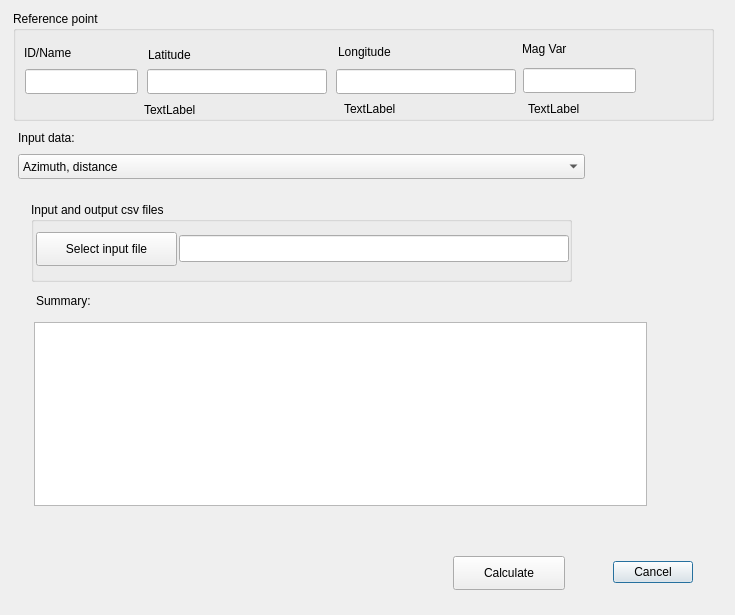
Qt form aviationlatloncalc/aviation_latlon_calc_dialog_base.ui (strpaw/QGIS3-AviationLatLonCalculator-plugin) before a commit.
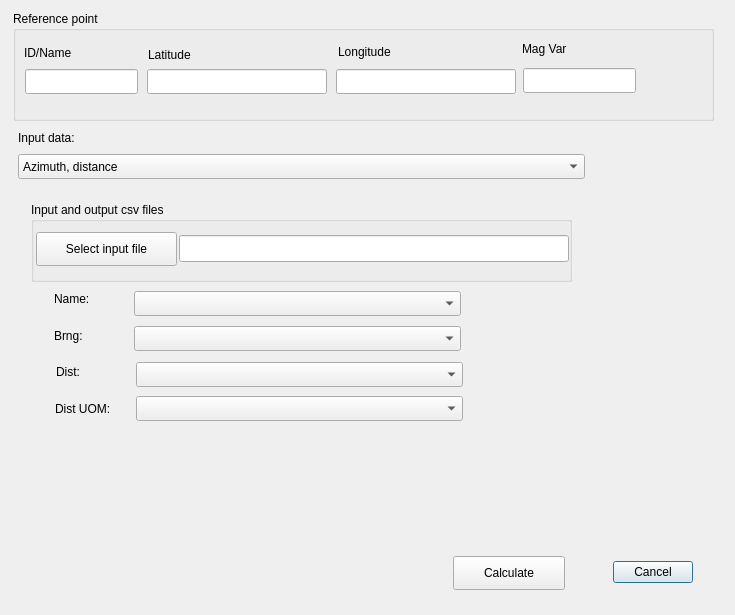
The same form after that commit. The open tabs and pages were chosen to show the change.

Commit message: CSV fields assigning by user added

```diff
--- a/aviationlatloncalc/aviation_latlon_calc_dialog_base.ui
+++ b/aviationlatloncalc/aviation_latlon_calc_dialog_base.ui
@@ -133,45 +133,6 @@
      <string>Mag Var</string>
     </property>
    </widget>
-   <widget class="QLabel" name="ref_lat_DD">
-    <property name="geometry">
-     <rect>
-      <x>131</x>
-      <y>89</y>
-      <width>68</width>
-      <height>19</height>
-     </rect>
-    </property>
-    <property name="text">
-     <string>TextLabel</string>
-    </property>
-   </widget>
-   <widget class="QLabel" name="ref_lon_DD">
-    <property name="geometry">
-     <rect>
-      <x>331</x>
-      <y>88</y>
-      <width>68</width>
-      <height>19</height>
-     </rect>
-    </property>
-    <property name="text">
-     <string>TextLabel</string>
-    </property>
-   </widget>
-   <widget class="QLabel" name="ref_mag_var">
-    <property name="geometry">
-     <rect>
-      <x>515</x>
-      <y>88</y>
-      <width>68</width>
-      <height>19</height>
-     </rect>
-    </property>
-    <property name="text">
-     <string>TextLabel</string>
-    </property>
-   </widget>
   </widget>
   <widget class="QPushButton" name="pushButtonCalculate">
    <property name="geometry">
@@ -820,27 +781,96 @@
       </property>
      </widget>
     </widget>
-    <widget class="QPlainTextEdit" name="plainTextEditAzmDistSummary">
-     <property name="geometry">
-      <rect>
-       <x>16</x>
-       <y>134</y>
-       <width>613</width>
-       <height>184</height>
-      </rect>
-     </property>
-    </widget>
     <widget class="QLabel" name="label_14">
      <property name="geometry">
       <rect>
-       <x>18</x>
+       <x>36</x>
+       <y>101</y>
+       <width>68</width>
+       <height>19</height>
+      </rect>
+     </property>
+     <property name="text">
+      <string>Name:</string>
+     </property>
+    </widget>
+    <widget class="QLabel" name="label_15">
+     <property name="geometry">
+      <rect>
+       <x>36</x>
+       <y>138</y>
+       <width>68</width>
+       <height>19</height>
+      </rect>
+     </property>
+     <property name="text">
+      <string>Brng:</string>
+     </property>
+    </widget>
+    <widget class="QLabel" name="label_16">
+     <property name="geometry">
+      <rect>
+       <x>38</x>
+       <y>174</y>
+       <width>68</width>
+       <height>19</height>
+      </rect>
+     </property>
+     <property name="text">
+      <string>Dist:</string>
+     </property>
+    </widget>
+    <widget class="QLabel" name="label_17">
+     <property name="geometry">
+      <rect>
+       <x>37</x>
+       <y>211</y>
+       <width>90</width>
+       <height>19</height>
+      </rect>
+     </property>
+     <property name="text">
+      <string>Dist UOM:</string>
+     </property>
+    </widget>
+    <widget class="QComboBox" name="comboBoxNameField">
+     <property name="geometry">
+      <rect>
+       <x>116</x>
        <y>103</y>
-       <width>100</width>
-       <height>19</height>
+       <width>327</width>
+       <height>25</height>
       </rect>
      </property>
-     <property name="text">
-      <string>Summary:</string>
+    </widget>
+    <widget class="QComboBox" name="comboBoxBrngField">
+     <property name="geometry">
+      <rect>
+       <x>116</x>
+       <y>138</y>
+       <width>327</width>
+       <height>25</height>
+      </rect>
+     </property>
+    </widget>
+    <widget class="QComboBox" name="comboBoxDistField">
+     <property name="geometry">
+      <rect>
+       <x>118</x>
+       <y>174</y>
+       <width>327</width>
+       <height>25</height>
+      </rect>
+     </property>
+    </widget>
+    <widget class="QComboBox" name="comboBoxDistUOMField">
+     <property name="geometry">
+      <rect>
+       <x>118</x>
+       <y>208</y>
+       <width>327</width>
+       <height>25</height>
+      </rect>
      </property>
     </widget>
    </widget>
```
Left out of the diff: 2 changed lines with no effect on the pictures. The commit also changes 2 other files.
